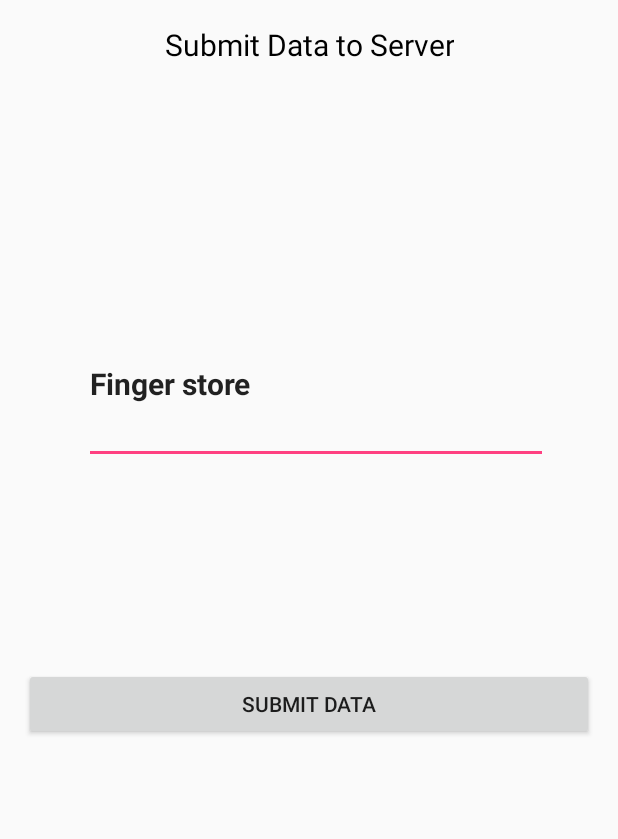
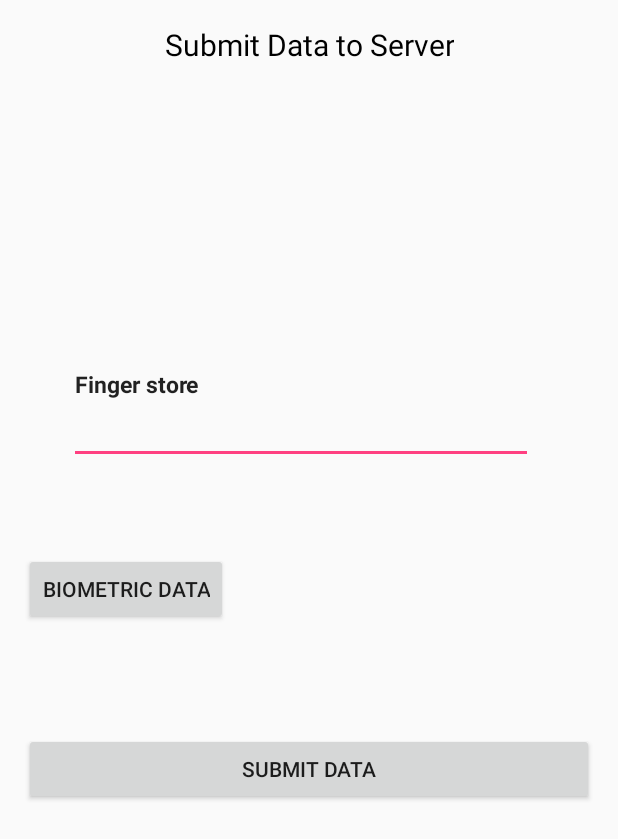
Before and after one commit to sahityakmr/android, an Android app: the fingerprint_store screen opened directly, with no data from a screen before it, on a phone screen of 412 x 824 dp. Shown: the top 839 px of the screen. Run offline under Robolectric (Android 15) with nearby library versions, the phone set to English and light mode, and no system bars; network calls fail.

Commit message:
adding popup option for storing biometric string

```diff
--- a/app/src/main/res/layout/fingerprint_store.xml
+++ b/app/src/main/res/layout/fingerprint_store.xml
@@ -29,7 +29,7 @@
         android:layout_width="300dp"
         android:layout_height="50dp"
         android:layout_below="@+id/textView"
-        android:layout_marginLeft="40dp"
+        android:layout_marginStart="40dp"
         android:layout_marginTop="20dp"
         android:textSize="40sp"
         android:textStyle="bold" />
@@ -39,7 +39,7 @@
         android:layout_width="300dp"
         android:layout_height="50dp"
         android:layout_below="@+id/received_value_id"
-        android:layout_marginLeft="40dp"
+        android:layout_marginStart="40dp"
         android:layout_marginTop="20dp"
         android:textSize="40dp"
         android:textStyle="bold" />
@@ -49,11 +49,11 @@
         android:layout_width="309dp"
         android:layout_height="106dp"
         android:layout_below="@+id/received_value_id2"
-        android:layout_marginLeft="40dp"
+        android:layout_marginStart="30dp"
         android:layout_marginTop="20dp"
         android:autofillHints=""
         android:text="Finger store"
-        android:textSize="20sp"
+        android:textSize="15sp"
         android:textStyle="bold" />
 
 
@@ -70,14 +70,20 @@
         android:minHeight="48dp" />
 
 
-
+    <Button
+        android:layout_width="wrap_content"
+        android:layout_height="wrap_content"
+        android:id="@+id/button2"
+        android:layout_below="@+id/editText4"
+        android:layout_marginTop="59dp"
+        android:text="Biometric Data"/>
 
 
     <Button
         android:id="@+id/button"
         android:layout_width="match_parent"
         android:layout_height="wrap_content"
-        android:layout_below="@+id/editText5"
+        android:layout_below="@+id/button2"
         android:layout_marginTop="72dp"
         android:text="Submit Data" />
 
--- /dev/null
+++ b/app/src/main/res/menu/popup_menu.xml
@@ -0,0 +1,40 @@
+<menu xmlns:android="http://schemas.android.com/apk/res/android" >
+
+    <item
+        android:id="@+id/one"
+        android:title="Fingure 1"/>
+
+	<item
+        android:id="@+id/two"
+        android:title="Two"/>
+
+    <item
+        android:id="@+id/three"
+        android:title="Three"/>
+    <item
+        android:id="@+id/four"
+        android:title="four"/>
+
+    <item
+        android:id="@+id/five"
+        android:title="five"/>
+
+    <item
+        android:id="@+id/six"
+        android:title="six"/>
+
+    <item
+        android:id="@+id/seven"
+        android:title="seven"/>
+
+    <item
+        android:id="@+id/eight"
+        android:title="eight"/>
+    <item
+        android:id="@+id/nine"
+        android:title="nine"/>
+    <item
+        android:id="@+id/ten"
+        android:title="Ten"/>
+
+</menu>
```
Also changed, not shown: app/src/main/java/com/example/android/fingerprint_store.java (+82 -2 lines), app/src/main/res/menu/main.xml (added, +10 -0 lines).
